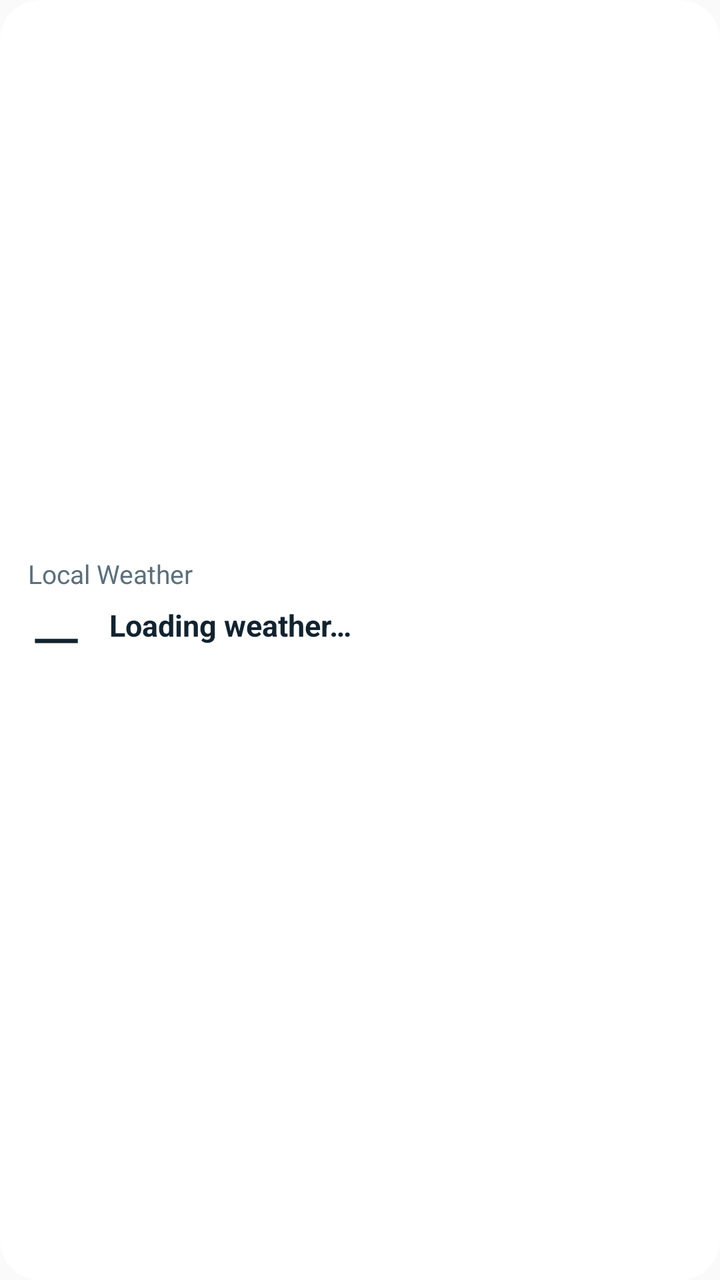
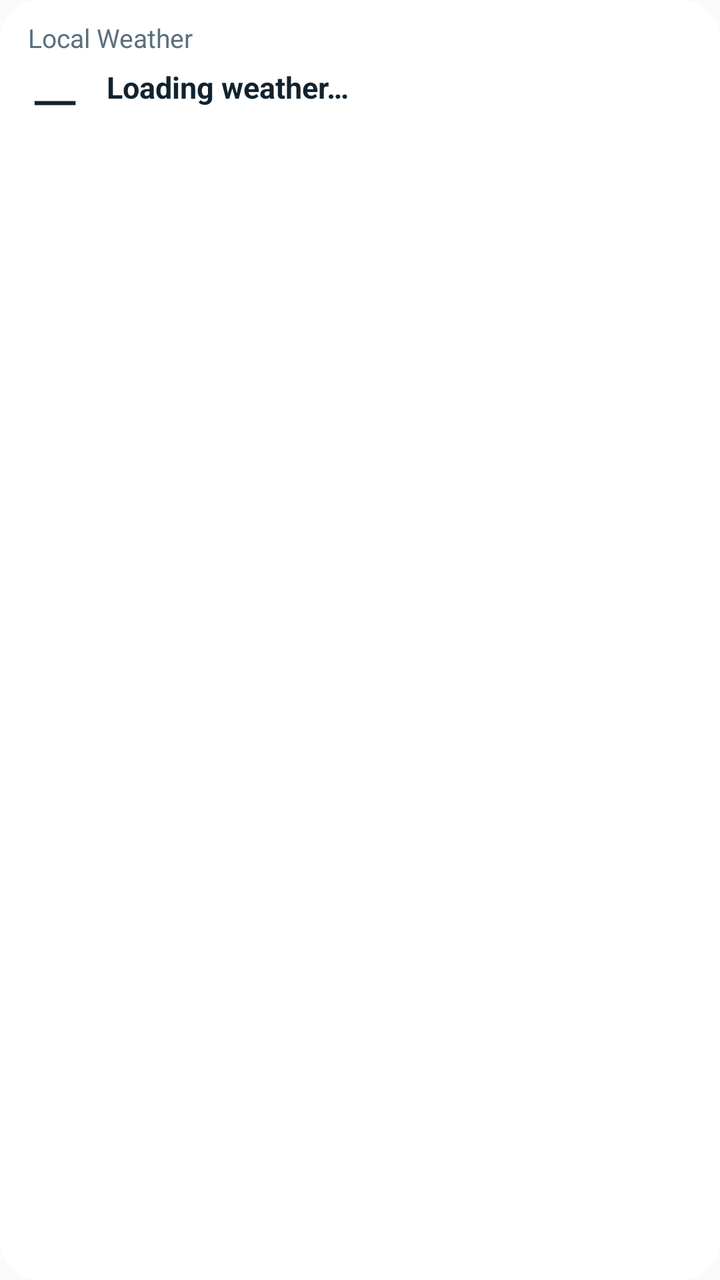

An Android layout rendered at two revisions. The XML below is the earlier revision; the diff shows what the commit changed to produce the second picture.
<!-- AndroidManifest.xml: application theme AppTheme -->
<!-- res/layout/widget_weather.xml -->
<?xml version="1.0" encoding="utf-8"?>
<LinearLayout xmlns:android="http://schemas.android.com/apk/res/android"
    android:id="@+id/w_root"
    android:layout_width="match_parent"
    android:layout_height="match_parent"
    android:background="@drawable/widget_bg"
    android:orientation="vertical"
    android:gravity="center_vertical"
    android:padding="14dp">

    <TextView
        android:id="@+id/w_place"
        android:layout_width="match_parent"
        android:layout_height="wrap_content"
        android:ellipsize="end"
        android:maxLines="1"
        android:text="Local Weather"
        android:textColor="@color/widget_muted"
        android:textSize="13sp" />

    <LinearLayout
        android:layout_width="match_parent"
        android:layout_height="wrap_content"
        android:gravity="center_vertical"
        android:orientation="horizontal">

        <TextView
            android:id="@+id/w_temp"
            android:layout_width="wrap_content"
            android:layout_height="wrap_content"
            android:fontFamily="sans-serif-light"
            android:includeFontPadding="false"
            android:text="–"
            android:textColor="@color/widget_fg"
            android:textSize="44sp" />

        <LinearLayout
            android:layout_width="0dp"
            android:layout_height="wrap_content"
            android:layout_marginStart="12dp"
            android:layout_weight="1"
            android:orientation="vertical">

            <TextView
                android:id="@+id/w_desc"
                android:layout_width="match_parent"
                android:layout_height="wrap_content"
                android:ellipsize="end"
                android:maxLines="2"
                android:text="Loading weather…"
                android:textColor="@color/widget_fg"
                android:textSize="15sp"
                android:textStyle="bold" />

            <TextView
                android:id="@+id/w_hilo"
                android:layout_width="match_parent"
                android:layout_height="wrap_content"
                android:maxLines="1"
                android:textColor="@color/widget_muted"
                android:textSize="13sp" />
        </LinearLayout>
    </LinearLayout>

    <TextView
        android:id="@+id/w_updated"
        android:layout_width="match_parent"
        android:layout_height="wrap_content"
        android:ellipsize="end"
        android:maxLines="1"
        android:textColor="@color/widget_muted"
        android:textSize="11sp" />
</LinearLayout>
<!-- resources referenced by this layout -->
<resources>
  <color name="widget_fg">#12232F</color>
  <color name="widget_muted">#5B6F7C</color>
  <!-- drawable widget_bg (drawable) -->
  <?xml version="1.0" encoding="utf-8"?>
  <shape xmlns:android="http://schemas.android.com/apk/res/android" android:shape="rectangle">
      <solid android:color="@color/widget_bg" />
      <corners android:radius="20dp" />
  </shape>
  <style name="AppTheme" parent="Theme.AppCompat.Light.DarkActionBar">
          
          <item name="colorPrimary">@color/colorPrimary</item>
          <item name="colorPrimaryDark">@color/colorPrimaryDark</item>
          <item name="colorAccent">@color/colorAccent</item>
      </style>
  <color name="widget_bg">#F2FFFFFF</color>
</resources>

<!-- the commit's change to res/layout/widget_weather.xml (unified diff, before → after) -->
@@ -5,69 +5,58 @@
     android:layout_height="match_parent"
     android:background="@drawable/widget_bg"
     android:orientation="vertical"
-    android:gravity="center_vertical"
-    android:padding="14dp">
+    android:paddingStart="14dp"
+    android:paddingEnd="14dp"
+    android:paddingTop="10dp"
+    android:paddingBottom="10dp">
 
-    <TextView
-        android:id="@+id/w_place"
-        android:layout_width="match_parent"
-        android:layout_height="wrap_content"
-        android:ellipsize="end"
-        android:maxLines="1"
-        android:text="Local Weather"
-        android:textColor="@color/widget_muted"
-        android:textSize="13sp" />
+    <LinearLayout android:layout_width="match_parent" android:layout_height="wrap_content" android:orientation="horizontal">
+        <TextView android:id="@+id/w_place" android:layout_width="0dp" android:layout_height="wrap_content" android:layout_weight="1"
+            android:ellipsize="end" android:maxLines="1" android:text="Local Weather" android:textColor="@color/widget_muted" android:textSize="13sp" />
+        <TextView android:id="@+id/w_updated" android:layout_width="wrap_content" android:layout_height="wrap_content" android:layout_marginStart="8dp"
+            android:maxLines="1" android:textColor="@color/widget_muted" android:textSize="11sp" />
+    </LinearLayout>
 
-    <LinearLayout
-        android:layout_width="match_parent"
-        android:layout_height="wrap_content"
-        android:gravity="center_vertical"
-        android:orientation="horizontal">
-
-        <TextView
-            android:id="@+id/w_temp"
-            android:layout_width="wrap_content"
-            android:layout_height="wrap_content"
-            android:fontFamily="sans-serif-light"
-            android:includeFontPadding="false"
-            android:text="–"
-            android:textColor="@color/widget_fg"
-            android:textSize="44sp" />
-
-        <LinearLayout
-            android:layout_width="0dp"
-            android:layout_height="wrap_content"
-            android:layout_marginStart="12dp"
-            android:layout_weight="1"
-            android:orientation="vertical">
-
-            <TextView
-                android:id="@+id/w_desc"
-                android:layout_width="match_parent"
-                android:layout_height="wrap_content"
-                android:ellipsize="end"
-                android:maxLines="2"
-                android:text="Loading weather…"
-                android:textColor="@color/widget_fg"
-                android:textSize="15sp"
-                android:textStyle="bold" />
-
-            <TextView
-                android:id="@+id/w_hilo"
-                android:layout_width="match_parent"
-                android:layout_height="wrap_content"
-                android:maxLines="1"
-                android:textColor="@color/widget_muted"
-                android:textSize="13sp" />
+    <LinearLayout android:layout_width="match_parent" android:layout_height="wrap_content" android:gravity="center_vertical" android:orientation="horizontal">
+        <TextView android:id="@+id/w_temp" android:layout_width="wrap_content" android:layout_height="wrap_content" android:fontFamily="sans-serif-light"
+            android:includeFontPadding="false" android:text="–" android:textColor="@color/widget_fg" android:textSize="42sp" />
+        <LinearLayout android:layout_width="0dp" android:layout_height="wrap_content" android:layout_marginStart="12dp" android:layout_weight="1" android:orientation="vertical">
+            <TextView android:id="@+id/w_desc" android:layout_width="match_parent" android:layout_height="wrap_content" android:ellipsize="end" android:maxLines="2"
+                android:text="Loading weather…" android:textColor="@color/widget_fg" android:textSize="15sp" android:textStyle="bold" />
+            <TextView android:id="@+id/w_hilo" android:layout_width="match_parent" android:layout_height="wrap_content" android:maxLines="1"
+                android:textColor="@color/widget_muted" android:textSize="13sp" />
         </LinearLayout>
     </LinearLayout>
 
-    <TextView
-        android:id="@+id/w_updated"
-        android:layout_width="match_parent"
-        android:layout_height="wrap_content"
-        android:ellipsize="end"
-        android:maxLines="1"
-        android:textColor="@color/widget_muted"
-        android:textSize="11sp" />
+    <LinearLayout android:id="@+id/w_hours" android:layout_width="match_parent" android:layout_height="wrap_content" android:layout_marginTop="6dp"
+        android:orientation="horizontal" android:visibility="gone">
+        <LinearLayout android:layout_width="0dp" android:layout_height="wrap_content" android:layout_weight="1" android:gravity="center_horizontal" android:orientation="vertical">
+            <TextView android:id="@+id/h0_t" android:layout_width="wrap_content" android:layout_height="wrap_content" android:maxLines="1" android:textColor="@color/widget_muted" android:textSize="11sp" />
+            <TextView android:id="@+id/h0_c" android:layout_width="wrap_content" android:layout_height="wrap_content" android:maxLines="1" android:textColor="@color/widget_fg" android:textSize="15sp" android:textStyle="bold" />
+            <TextView android:id="@+id/h0_p" android:layout_width="wrap_content" android:layout_height="wrap_content" android:maxLines="1" android:textColor="@color/widget_rain" android:textSize="10sp" />
+        </LinearLayout>
+        <LinearLayout android:layout_width="0dp" android:layout_height="wrap_content" android:layout_weight="1" android:gravity="center_horizontal" android:orientation="vertical">
+            <TextView android:id="@+id/h1_t" android:layout_width="wrap_content" android:layout_height="wrap_content" android:maxLines="1" android:textColor="@color/widget_muted" android:textSize="11sp" />
+            <TextView android:id="@+id/h1_c" android:layout_width="wrap_content" android:layout_height="wrap_content" android:maxLines="1" android:textColor="@color/widget_fg" android:textSize="15sp" android:textStyle="bold" />
+            <TextView android:id="@+id/h1_p" android:layout_width="wrap_content" android:layout_height="wrap_content" android:maxLines="1" android:textColor="@color/widget_rain" android:textSize="10sp" />
+        </LinearLayout>
+        <LinearLayout android:layout_width="0dp" android:layout_height="wrap_content" android:layout_weight="1" android:gravity="center_horizontal" android:orientation="vertical">
+            <TextView android:id="@+id/h2_t" android:layout_width="wrap_content" android:layout_height="wrap_content" android:maxLines="1" android:textColor="@color/widget_muted" android:textSize="11sp" />
+            <TextView android:id="@+id/h2_c" android:layout_width="wrap_content" android:layout_height="wrap_content" android:maxLines="1" android:textColor="@color/widget_fg" android:textSize="15sp" android:textStyle="bold" />
+            <TextView android:id="@+id/h2_p" android:layout_width="wrap_content" android:layout_height="wrap_content" android:maxLines="1" android:textColor="@color/widget_rain" android:textSize="10sp" />
+        </LinearLayout>
+        <LinearLayout android:layout_width="0dp" android:layout_height="wrap_content" android:layout_weight="1" android:gravity="center_horizontal" android:orientation="vertical">
+            <TextView android:id="@+id/h3_t" android:layout_width="wrap_content" android:layout_height="wrap_content" android:maxLines="1" android:textColor="@color/widget_muted" android:textSize="11sp" />
+            <TextView android:id="@+id/h3_c" android:layout_width="wrap_content" android:layout_height="wrap_content" android:maxLines="1" android:textColor="@color/widget_fg" android:textSize="15sp" android:textStyle="bold" />
+            <TextView android:id="@+id/h3_p" android:layout_width="wrap_content" android:layout_height="wrap_content" android:maxLines="1" android:textColor="@color/widget_rain" android:textSize="10sp" />
+        </LinearLayout>
+        <LinearLayout android:layout_width="0dp" android:layout_height="wrap_content" android:layout_weight="1" android:gravity="center_horizontal" android:orientation="vertical">
+            <TextView android:id="@+id/h4_t" android:layout_width="wrap_content" android:layout_height="wrap_content" android:maxLines="1" android:textColor="@color/widget_muted" android:textSize="11sp" />
+            <TextView android:id="@+id/h4_c" android:layout_width="wrap_content" android:layout_height="wrap_content" android:maxLines="1" android:textColor="@color/widget_fg" android:textSize="15sp" android:textStyle="bold" />
+            <TextView android:id="@+id/h4_p" android:layout_width="wrap_content" android:layout_height="wrap_content" android:maxLines="1" android:textColor="@color/widget_rain" android:textSize="10sp" />
+        </LinearLayout>
+    </LinearLayout>
+
+    <TextView android:id="@+id/w_sky" android:layout_width="match_parent" android:layout_height="wrap_content" android:layout_marginTop="6dp"
+        android:ellipsize="end" android:maxLines="1" android:textColor="@color/widget_muted" android:textSize="12sp" />
 </LinearLayout>
<!-- resource entries referenced after the edit -->
@@ -2,6 +2,7 @@
 <resources>
   <color name="widget_fg">#12232F</color>
   <color name="widget_muted">#5B6F7C</color>
+  <color name="widget_rain">#2F7FC4</color>
   <!-- drawable widget_bg (drawable) -->
   <?xml version="1.0" encoding="utf-8"?>
   <shape xmlns:android="http://schemas.android.com/apk/res/android" android:shape="rectangle">
